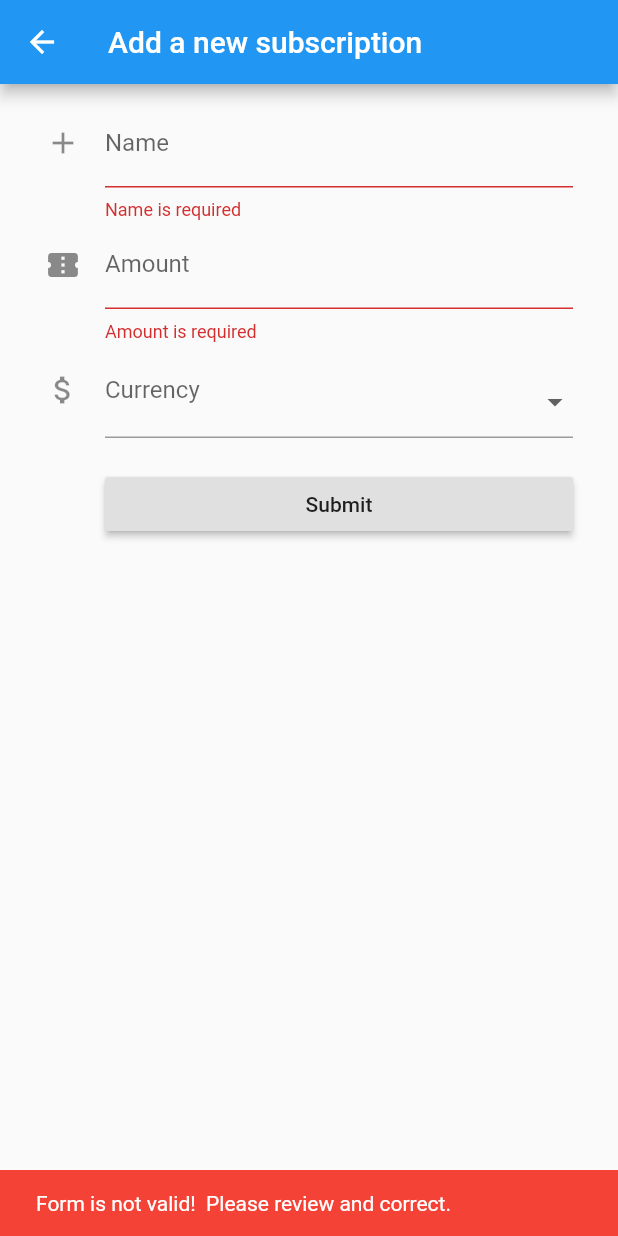
After one commit to zasia3/pinionzki, a Flutter app: the SubscriptionForm screen opened directly, after a tap on "Submit", on a phone screen of 412 x 824 dp. The commit adds this screen. Run offline on Flutter 3.47's test engine with Material 2 defaults, Android fonts, the phone set to English and light mode, and no system bars; our stand-ins replace cloud_firestore; accounts and stored records are empty.

Commit message:
one subscription form

```diff
--- a/lib/main.dart
+++ b/lib/main.dart
@@ -1,7 +1,7 @@
 import 'package:flutter/material.dart';
 import 'subscription_model.dart';
 import 'subscription_card.dart';
-import 'new_subscription_form.dart';
+import 'subscription_form.dart';
 import 'edit_subscription_form.dart';
 import 'package:cloud_firestore/cloud_firestore.dart';
 
@@ -138,7 +138,7 @@ class _MyHomePageState extends State<MyHomePage> {
           onTap: () {
             Navigator.push(context,
                 MaterialPageRoute(
-                    builder: (context) => EditSubscriptionFormPage(subscription: subscription)
+                    builder: (context) => SubscriptionForm(subscription: subscription)
                 )
             );
           },
@@ -151,7 +151,7 @@ class _MyHomePageState extends State<MyHomePage> {
     Subscription newSubscription = await Navigator.of(context).push(
       MaterialPageRoute(
         builder: (BuildContext context) {
-          return AddSubscriptionFormPage();
+          return SubscriptionForm();
         },
       ),
     );
--- /dev/null
+++ b/lib/subscription_form.dart
@@ -0,0 +1,136 @@
+import 'package:flutter/material.dart';
+import 'package:flutter/services.dart';
+import 'subscription_model.dart';
+import 'currency_picker.dart';
+import 'package:cloud_firestore/cloud_firestore.dart';
+import 'currency_model.dart';
+
+class SubscriptionForm extends StatefulWidget {
+  SubscriptionForm({Key key, this.subscription}) : super(key: key);
+
+  final Subscription subscription;
+  @override
+  _SubscriptionFormState createState() => _SubscriptionFormState();
+}
+
+class _SubscriptionFormState extends State<SubscriptionForm> {
+
+  TextEditingController nameController = TextEditingController();
+  TextEditingController amountController = TextEditingController();
+
+  Currency _currency;
+  String _name;
+  double _amount;
+
+  final GlobalKey<FormState> _formKey = new GlobalKey<FormState>();
+  final GlobalKey<ScaffoldState> _scaffoldKey = new GlobalKey<ScaffoldState>();
+
+  @override
+  void initState() {
+    if (widget.subscription != null) {
+      nameController.text = widget.subscription.name;
+      amountController.text = widget.subscription.value.toString();
+    }
+    return super.initState();
+  }
+
+  @override
+  Widget build(BuildContext context) {
+    return Scaffold(
+      key: _scaffoldKey,
+      appBar: AppBar(
+        title: widget.subscription != null ? Text('Edit subscription') : Text('Add a new subscription'),
+      ),
+      body: Form(
+          key: _formKey,
+          autovalidate: true,
+          child: ListView(
+            padding: const EdgeInsets.symmetric(
+              vertical: 10,
+              horizontal: 30,
+            ),
+            children: <Widget>[
+              TextFormField(
+                controller: nameController,
+                decoration: const InputDecoration(
+                    icon: const Icon(Icons.add),
+                    hintText: "Enter subscription name",
+                    labelText: "Name"),
+                validator: (val) => val.isEmpty ? 'Name is required' : null,
+                inputFormatters: <TextInputFormatter>[
+                  LengthLimitingTextInputFormatter(20)
+                ],
+                onSaved: (val) => _name = val,
+
+              ),
+              TextFormField(
+                controller: amountController,
+                decoration: const InputDecoration(
+                    icon: const Icon(Icons.confirmation_number),
+                    hintText: "Enter amount",
+                    labelText: "Amount"),
+                keyboardType: TextInputType.numberWithOptions(decimal: true),
+                validator: (val) => val.isEmpty ? 'Amount is required' : null,
+                onSaved: (val) => _amount = double.parse(val),
+              ),
+              CurrencyPicker(
+                notifyParent: (Currency currency) => {
+                      setState(() {
+                        _currency = currency;
+                      })
+                    },
+              ),
+              new Container(
+                padding: const EdgeInsets.only(left: 40.0, top: 20.0),
+                child: new RaisedButton(
+                  child: const Text('Submit'),
+                  onPressed: _submitForm,
+                ),
+              )
+            ],
+          )),
+    );
+  }
+
+  void _submitForm() {
+    final FormState form = _formKey.currentState;
+
+    if (!form.validate()) {
+      showMessage('Form is not valid!  Please review and correct.');
+    } else {
+      form.save();
+      if (widget.subscription == null) {
+        addSubscription();
+      } else {
+        updateSubscription();
+      }
+    }
+  }
+
+  void updateSubscription() {
+    widget.subscription.reference.updateData(subscriptionMap());
+    Navigator.pop(context);
+  }
+
+  void addSubscription() {
+    Firestore.instance.runTransaction((transaction) async {
+      CollectionReference subscriptions =
+      Firestore.instance.collection('subscriptions');
+      await subscriptions.add(subscriptionMap());
+      Navigator.pop(context);
+    });
+  }
+
+  Map<String, dynamic> subscriptionMap() {
+    return {
+      'name': nameController.text,
+      'amount': double.parse(amountController.text),
+      'currency': _currency.abbreviation
+    };
+  }
+
+  void showMessage(String message, [MaterialColor color = Colors.red]) {
+    _scaffoldKey.currentState.showSnackBar(
+        new SnackBar(backgroundColor: color, content: new Text(message)));
+  }
+}
```
